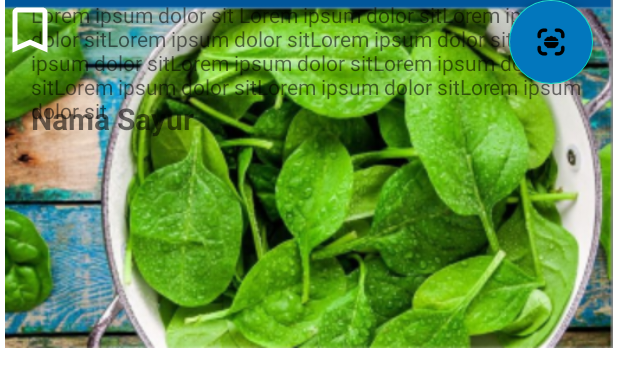
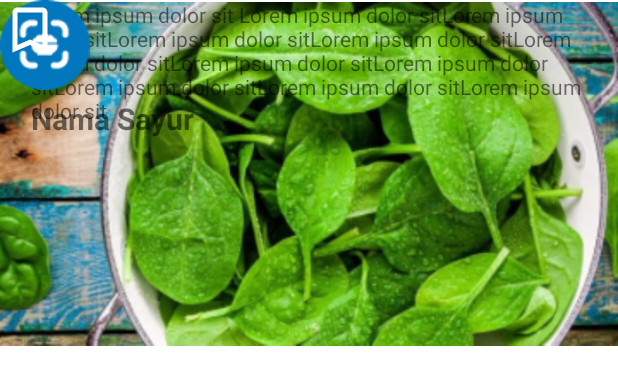
Before and after one commit to HasyimAP/Bangkit-Project-2022, an Android app: the layout activity_scan_result.xml on its own in the app's theme, with its tools: preview values and no code run, on a phone screen of 412 x 824 dp. Shown: the top 387 px of the screen. Run offline under Robolectric (Android 15) with nearby library versions, the phone set to English and light mode, and no system bars.

Commit message:
update UI

```diff
--- a/app/app/src/main/java/com/fitverse/app/view/ScanResultActivity.kt
+++ b/app/app/src/main/java/com/fitverse/app/view/scanResult/ScanResultActivity.kt
@@ -1,4 +1,4 @@
-package com.fitverse.app.view
+package com.fitverse.app.view.scanResult
 
 import androidx.appcompat.app.AppCompatActivity
 import android.os.Bundle
--- a/app/app/src/main/res/layout/activity_scan_result.xml
+++ b/app/app/src/main/res/layout/activity_scan_result.xml
@@ -10,10 +10,10 @@
         android:id="@+id/imageView3"
         android:layout_width="match_parent"
         android:layout_height="232dp"
+        android:contentDescription="image"
         app:layout_constraintTop_toTopOf="parent"
-        app:layout_constraintVertical_bias="0.0"
         tools:layout_editor_absoluteX="0dp"
-        tools:srcCompat="@drawable/latar" />
+        tools:srcCompat="@drawable/image_result" />
 
     <TextView
         android:id="@+id/textView3"
@@ -58,18 +58,6 @@
         app:layout_constraintGuide_percent="0.96"
         app:layout_constraintStart_toStartOf="parent" />
 
-    <com.google.android.material.floatingactionbutton.FloatingActionButton
-        android:id="@+id/floatingActionButton"
-        android:layout_width="wrap_content"
-        android:layout_height="wrap_content"
-        android:clickable="true"
-        app:layout_constraintEnd_toStartOf="@+id/guidelineVertical1"
-        app:srcCompat="@drawable/food_scan_white"
-        tools:ignore="MissingConstraints"
-        tools:layout_editor_absoluteY="639dp"
-        android:backgroundTint="@color/biru_muda"
-        android:focusable="true" />
-
     <androidx.constraintlayout.widget.Guideline
         android:id="@+id/guidelineHorizontal"
         android:layout_width="wrap_content"
@@ -91,4 +79,13 @@
         tools:layout_editor_absoluteX="355dp"
         tools:layout_editor_absoluteY="16dp"
         tools:ignore="MissingConstraints" />
+
+    <ImageView
+        android:id="@+id/imageButton"
+        android:layout_width="wrap_content"
+        android:layout_height="wrap_content"
+        app:srcCompat="@drawable/scan_food_float"
+        tools:layout_editor_absoluteX="319dp"
+        tools:layout_editor_absoluteY="638dp" />
+
 </androidx.constraintlayout.widget.ConstraintLayout>
```
Also changed, not shown: app/app/src/main/res/drawable-v24/image_result.png (added), app/app/src/main/res/drawable-v24/scan_fitness_float.png (added), app/app/src/main/res/drawable-v24/scan_food_float.png (added).
